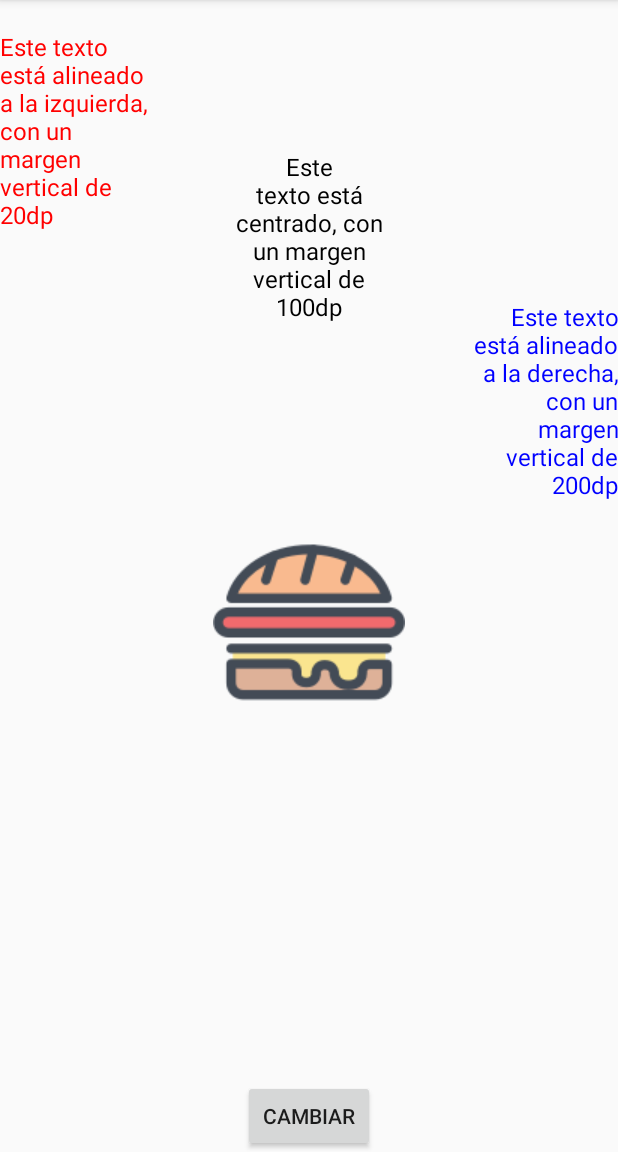
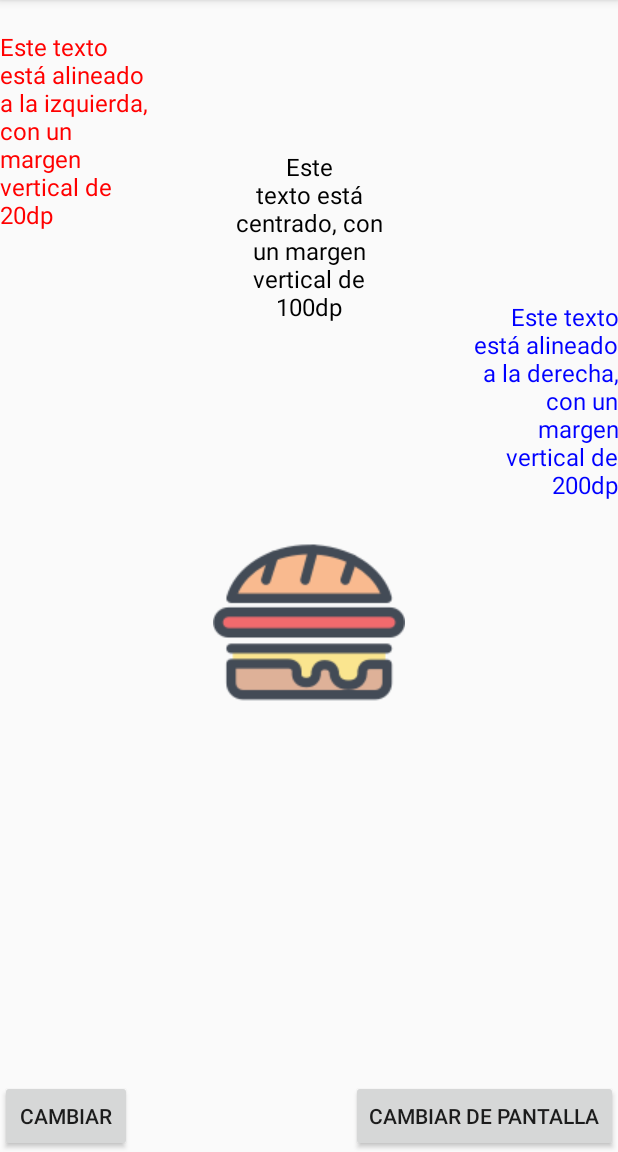
Before and after one commit to JuanAntonioRomero/introduccion-a-android, an Android app: the screen it shows after launch (MainActivity), on a phone screen of 412 x 824 dp, the part 84-1236 px from its top. Run offline under Robolectric (Android 15) with nearby library versions, the phone set to English and light mode, and no system bars.

Commit message:
Update for navigation

```diff
--- a/app/src/main/AndroidManifest.xml
+++ b/app/src/main/AndroidManifest.xml
@@ -15,6 +15,7 @@
                 <category android:name="android.intent.category.LAUNCHER" />
             </intent-filter>
         </activity>
+        <activity android:name=".AnotherActivity"></activity>
     </application>
 
 </manifest>
--- a/app/src/main/java/com/example/everis/android/introduccionaandroid/MainActivity.java
+++ b/app/src/main/java/com/example/everis/android/introduccionaandroid/MainActivity.java
@@ -1,6 +1,7 @@
 package com.example.everis.android.introduccionaandroid;
 
 import android.app.Activity;
+import android.content.Intent;
 import android.os.Bundle;
 import android.util.Log;
 import android.view.View;
@@ -17,6 +18,7 @@ public class MainActivity extends Activity {
     private TextView mRightTextView;
     private ImageView mImageView;
     private Button mButton;
+    private Button mNextScreenButton;
 
     /*
     Este método se llama una sola vez por instancia, cada vez que se crea la pantalla.
@@ -32,12 +34,21 @@ public class MainActivity extends Activity {
         mRightTextView =findViewById(R.id.text_right);
         mImageView =findViewById(R.id.imageView);
         mButton = findViewById(R.id.button);
+        mNextScreenButton= findViewById(R.id.button_nextScreen);
 
         mButton.setOnClickListener(new View.OnClickListener() {
             @Override
             public void onClick(View view) {
                 mCenterTextView.setText(R.string.text_center_alt);
                 mImageView.setImageResource(R.drawable.if_food_c240_2427880);
+            }
+        });
+
+        mNextScreenButton.setOnClickListener(new View.OnClickListener() {
+            @Override
+            public void onClick(View view) {
+                Intent intent = new Intent (MainActivity.this, AnotherActivity.class);
+                startActivity(intent);
             }
         });
     }
--- a/app/src/main/res/layout/activity_main.xml
+++ b/app/src/main/res/layout/activity_main.xml
@@ -48,7 +48,14 @@
         android:id="@+id/button"
         android:layout_width="wrap_content"
         android:layout_height="wrap_content"
-        android:layout_gravity="bottom|center_horizontal"
+        android:layout_gravity="bottom|left"
         android:text="@string/button_title" />
 
+    <Button
+        android:id="@+id/button_nextScreen"
+        android:layout_width="wrap_content"
+        android:layout_height="wrap_content"
+        android:layout_gravity="bottom|right"
+        android:text="@string/change_screen" />
+
 </FrameLayout>
--- a/app/src/main/res/values/strings.xml
+++ b/app/src/main/res/values/strings.xml
@@ -4,5 +4,7 @@
     <string name="text_center">Este texto está centrado, con un margen vertical de 100dp</string>
     <string name="text_right">Este texto está alineado a la derecha, con un margen vertical de 200dp</string>
     <string name="button_title">Cambiar</string>
+    <string name="change_screen">Cambiar de pantalla</string>
     <string name="text_center_alt">Este texto sigue estando centrado, pero tiene un texto distinto</string>
+    <string name="second_screen_title">Hola, soy la segunda pantalla. Gracias por visitarme :)</string>
 </resources>
```
Also changed, not shown: app/src/main/java/com/example/everis/android/introduccionaandroid/AnotherActivity.java (added, +13 -0 lines), app/src/main/res/layout/activity_another.xml (added, +14 -0 lines).
